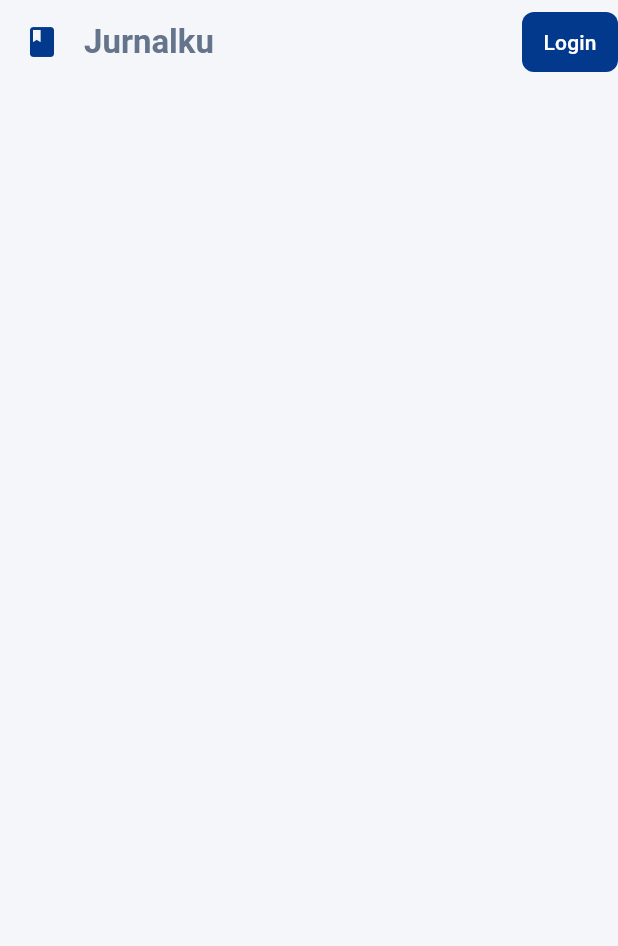
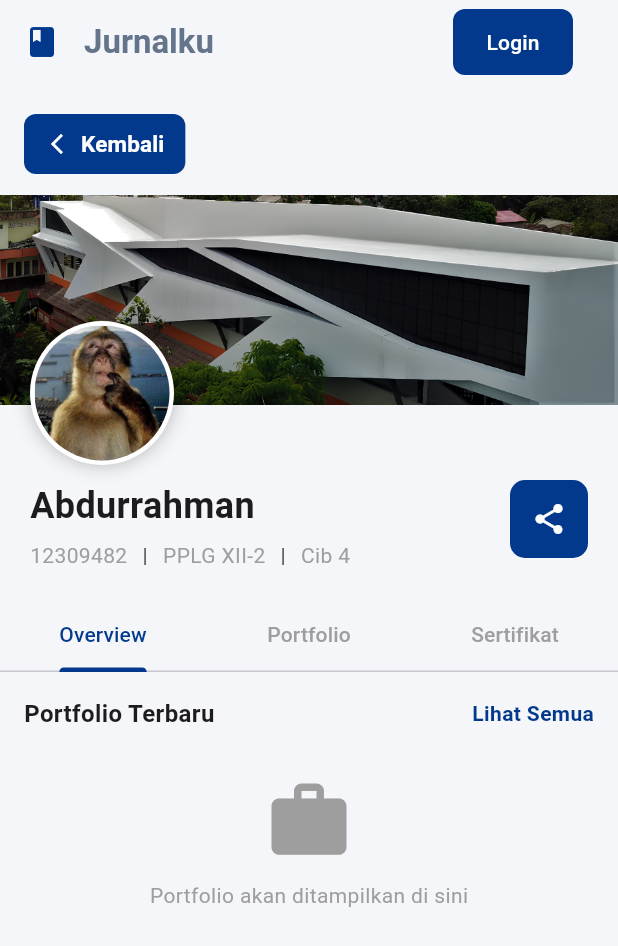
Before and after one commit to MumtazSupian/SiData, a Flutter app: the ProfilePage screen opened directly, on a phone screen of 412 x 824 dp. Shown: the top 946 px of the screen. Run offline on Flutter 3.47's test engine with Material 3 defaults, Android fonts, the phone set to English and light mode, and no system bars; our stand-ins replace font_awesome_flutter, google_fonts.

Commit message:
finishing profile page

```diff
--- a/lib/profile.dart
+++ b/lib/profile.dart
@@ -1,5 +1,5 @@
 import 'package:flutter/material.dart';
-import 'login_page.dart';
+import 'package:sidata_app/widgets/appbar.dart';
 
 class ProfilePage extends StatelessWidget {
   const ProfilePage({super.key});
@@ -7,49 +7,189 @@ class ProfilePage extends StatelessWidget {
   @override
   Widget build(BuildContext context) {
     final Color bg = const Color(0xFFF4F6F9);
+
     return Scaffold(
       backgroundColor: bg,
-      appBar: AppBar(
-        automaticallyImplyLeading: false,
-        titleSpacing: 0,
-        leading: IconButton(
-          padding: const EdgeInsets.only(left: -10),
-          icon: const Icon(Icons.book, color: Color(0xFF02398C)),
-          onPressed: () {
-            // Navigator.push(
-            //   // context,
-            //   // MaterialPageRoute(builder: (context) => HomePage()),
-            // );
-          },
-        ),
-        title: Text(
-          "Jurnalku",
-          style: TextStyle(
-            color: Color(0xFF64748B),
-            fontWeight: FontWeight.bold,
-          ),
-        ),
-        backgroundColor: bg,
-        elevation: 0,
-        actions: [
-          SizedBox(width: 10),
-          TextButton(
-            style: TextButton.styleFrom(
-              backgroundColor: Color(0xFF02398C),
-              shape: RoundedRectangleBorder(
-                borderRadius: BorderRadius.circular(8),
+      appBar: const AppbarProp(),
+      body: Column(
+        crossAxisAlignment: CrossAxisAlignment.start,
+        children: [
+          Padding(
+            padding: const EdgeInsets.only(left: 16, top: 16),
+            child: TextButton.icon(
+              onPressed: () => Navigator.pop(context),
+              style: TextButton.styleFrom(
+                backgroundColor: const Color(0xFF02398C),
+                padding: const EdgeInsets.symmetric(horizontal: 14, vertical: 8),
+                shape: RoundedRectangleBorder(
+                  borderRadius: BorderRadius.circular(8),
+                ),
+              ),
+              icon: const Icon(Icons.arrow_back_ios_new, color: Colors.white, size: 16),
+              label: const Text(
+                "Kembali",
+                style: TextStyle(
+                  color: Colors.white,
+                  fontWeight: FontWeight.w600,
+                  fontSize: 15,
+                ),
               ),
             ),
-            onPressed: () {
-              Navigator.push(
-                context,
-                MaterialPageRoute(builder: (context) => const LoginPage()),
-              );
-            },
-            child: Text("Login", style: TextStyle(color: Colors.white)),
+          ),
+
+          const SizedBox(height: 10),
+
+          Stack(
+            clipBehavior: Clip.none,
+            children: [
+              Container(
+                height: 140,
+                decoration: const BoxDecoration(
+                  image: DecorationImage(
+                    image: AssetImage("assets/images/wikrama-mewah.png"),
+                    fit: BoxFit.cover,
+                  ),
+                ),
+              ),
+              Positioned(
+                left: 20,
+                bottom: -40,
+                child: Container(
+                  padding: const EdgeInsets.all(3),
+                  decoration: BoxDecoration(
+                    color: Colors.white,
+                    shape: BoxShape.circle,
+                    boxShadow: [
+                      BoxShadow(
+                        color: Colors.black26,
+                        blurRadius: 10,
+                      )
+                    ],
+                  ),
+                  child: const CircleAvatar(
+                    radius: 45,
+                    backgroundImage: AssetImage("assets/images/anuan.jpeg"),
+                  ),
+                ),
+              ),
+            ],
+          ),
+
+          const SizedBox(height: 50),
+
+          Padding(
+            padding: const EdgeInsets.symmetric(horizontal: 20),
+            child: Row(
+              crossAxisAlignment: CrossAxisAlignment.start,
+              children: [
+                Expanded(
+                  child: Column(
+                    crossAxisAlignment: CrossAxisAlignment.start,
+                    children: const [
+                      Text(
+                        "Abdurrahman",
+                        style: TextStyle(
+                          fontSize: 24,
+                          fontWeight: FontWeight.bold,
+                        ),
+                      ),
+                      SizedBox(height: 6),
+                      Wrap(
+                        spacing: 10,
+                        children: [
+                          Text("12309482", style: TextStyle(color: Colors.grey)),
+                          Text("|"),
+                          Text("PPLG XII-2", style: TextStyle(color: Colors.grey)),
+                          Text("|"),
+                          Text("Cib 4", style: TextStyle(color: Colors.grey)),
+                        ],
+                      ),
+                    ],
+                  ),
+                ),
+                IconButton(
+                  onPressed: () {},
+                  icon: const Icon(Icons.share, color: Colors.white),
+                  style: IconButton.styleFrom(
+                    backgroundColor: const Color(0xFF02398C),
+                    padding: const EdgeInsets.all(14),
+                    shape: RoundedRectangleBorder(
+                      borderRadius: BorderRadius.circular(10),
+                    ),
+                  ),
+                )
+              ],
+            ),
+          ),
+
+          const SizedBox(height: 20),
+
+          const TabBarMenu(),
+
+          Expanded(
+            child: ListView(
+              padding: const EdgeInsets.all(16),
+              children: const [
+                Row(
+                  mainAxisAlignment: MainAxisAlignment.spaceBetween,
+                  children: [
+                    Text(
+                      "Portfolio Terbaru",
+                      style: TextStyle(
+                        fontSize: 16,
+                        fontWeight: FontWeight.bold,
+                      ),
+                    ),
+                    Text(
+                      "Lihat Semua",
+                      style: TextStyle(
+                        color: Color(0xFF02398C),
+                        fontWeight: FontWeight.w600,
+                      ),
+                    ),
+                  ],
+                ),
+                SizedBox(height: 30),
+                Column(
+                  children: [
+                    Icon(Icons.work, size: 60, color: Colors.grey),
+                    SizedBox(height: 10),
+                    Text(
+                      "Portfolio akan ditampilkan di sini",
+                      style: TextStyle(color: Colors.grey),
+                    ),
+                  ],
+                ),
+              ],
+            ),
           ),
         ],
       ),
     );
   }
 }
+
+class TabBarMenu extends StatelessWidget {
+  const TabBarMenu({super.key});
+
+  @override
+  Widget build(BuildContext context) {
+    return DefaultTabController(
+      length: 3,
+      child: Column(
+        children: const [
+          TabBar(
+            labelColor: Color(0xFF02398C),
+            unselectedLabelColor: Colors.grey,
+            indicatorColor: Color(0xFF02398C),
+            tabs: [
+              Tab(text: "Overview"),
+              Tab(text: "Portfolio"),
+              Tab(text: "Sertifikat"),
+            ],
+          ),
+        ],
+      ),
+    );
+  }
+}
--- /dev/null
+++ b/lib/widgets/appbar.dart
@@ -0,0 +1,57 @@
+import 'package:flutter/material.dart';
+
+class AppbarProp extends StatelessWidget implements PreferredSizeWidget {
+  const AppbarProp({super.key});
+
+  @override
+  Size get preferredSize => const Size.fromHeight(56);
+
+  @override
+  Widget build(BuildContext context) {
+    final Color bg = const Color(0xFFF4F6F9);
+
+    return AppBar(
+      automaticallyImplyLeading: false,
+      titleSpacing: 0,
+      backgroundColor: bg,
+      elevation: 0,
+
+      leading: IconButton(
+        padding: const EdgeInsets.only(left: -10),
+        icon: const Icon(Icons.book, color: Color(0xFF02398C)),
+        onPressed: () {
+          // contoh navigasi
+          // Navigator.push(context, MaterialPageRoute(builder: (_) => HomePage()));
+        },
+      ),
+
+      title: const Text(
+        "Jurnalku",
+        style: TextStyle(
+          color: Color(0xFF64748B),
+          fontWeight: FontWeight.bold,
+        ),
+      ),
+
+      actions: [
+        const SizedBox(width: 10),
+        TextButton(
+          style: TextButton.styleFrom(
+            backgroundColor: const Color(0xFF02398C),
+            padding: const EdgeInsets.symmetric(horizontal: 20, vertical: 12),
+            minimumSize: const Size(80, 40),
+            shape: RoundedRectangleBorder(
+              borderRadius: BorderRadius.circular(8),
+            ),
+          ),
+          onPressed: () {},
+          child: const Text(
+            "Login",
+            style: TextStyle(color: Colors.white),
+          ),
+        ),
+        const SizedBox(width: 30),
+      ],
+    );
+  }
+}
```
Also changed, not shown: assets/images/anuan.jpeg (added), assets/images/wikrama-mewah.png (added).
